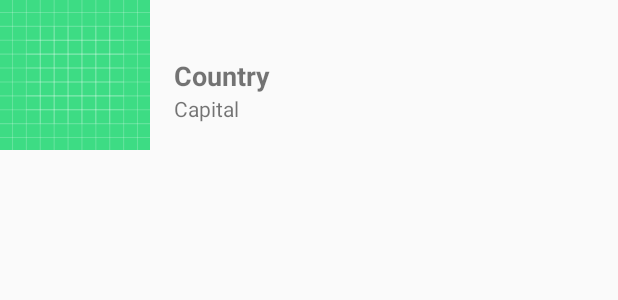
After one commit to Henrythai/CountryApp, an Android app: the layout item_country.xml on its own in the app's theme, with its tools: preview values and no code run, on a phone screen of 412 x 824 dp. The commit adds this screen. Shown: the top 300 px of the screen. Run offline under Robolectric (Android 15) with nearby library versions, the phone set to English and light mode, and no system bars.

Commit message:
update change

```diff
--- a/app/build.gradle
+++ b/app/build.gradle
@@ -42,7 +42,7 @@ dependencies {
     //retrofit
     implementation 'com.squareup.retrofit2:retrofit:2.7.2'
     implementation "com.squareup.retrofit2:converter-moshi:2.4.0"
-    implementation 'com.squareup.retrofit2:adapter-rxjava:2.7.2'
+    implementation "com.github.akarnokd:rxjava3-retrofit-adapter:3.0.0"
 
     //rxjava 3
     implementation 'io.reactivex.rxjava3:rxandroid:3.0.0'
--- a/app/src/main/AndroidManifest.xml
+++ b/app/src/main/AndroidManifest.xml
@@ -2,7 +2,9 @@
 <manifest xmlns:android="http://schemas.android.com/apk/res/android"
     package="com.example.countryapp">
 
+    <uses-permission android:name="android.permission.INTERNET" />
     <application
+        android:name=".App"
         android:allowBackup="true"
         android:icon="@mipmap/ic_launcher"
         android:label="@string/app_name"
--- /dev/null
+++ b/app/src/main/res/layout/item_country.xml
@@ -0,0 +1,40 @@
+<?xml version="1.0" encoding="utf-8"?>
+<androidx.constraintlayout.widget.ConstraintLayout xmlns:android="http://schemas.android.com/apk/res/android"
+    xmlns:app="http://schemas.android.com/apk/res-auto"
+    xmlns:tools="http://schemas.android.com/tools"
+    android:layout_width="match_parent"
+    android:layout_height="@dimen/layout_height">
+
+    <ImageView
+        android:id="@+id/imgFlag"
+        android:layout_width="100dp"
+        android:layout_height="0dp"
+        android:src="@drawable/ic_launcher_background"
+        app:layout_constraintBottom_toBottomOf="parent"
+        app:layout_constraintStart_toStartOf="parent"
+        app:layout_constraintTop_toTopOf="parent" />
+
+    <TextView
+        android:id="@+id/tvName"
+        style="@style/TextTitle"
+        android:layout_width="wrap_content"
+        android:layout_height="wrap_content"
+        android:layout_marginStart="16dp"
+        android:layout_marginLeft="16dp"
+        android:text="Country"
+        app:layout_constraintBottom_toBottomOf="parent"
+        app:layout_constraintStart_toEndOf="@+id/imgFlag"
+        app:layout_constraintTop_toTopOf="parent" />
+
+    <TextView
+        android:id="@+id/tvCapital"
+        style="@style/TextBody"
+        android:layout_width="wrap_content"
+        android:layout_height="wrap_content"
+        android:layout_marginStart="16dp"
+        android:layout_marginLeft="16dp"
+        android:text="Capital"
+        app:layout_constraintStart_toEndOf="@+id/imgFlag"
+        app:layout_constraintTop_toBottomOf="@+id/tvName" />
+
+</androidx.constraintlayout.widget.ConstraintLayout>
--- /dev/null
+++ b/app/src/main/res/values/dimens.xml
@@ -0,0 +1,4 @@
+<?xml version="1.0" encoding="utf-8"?>
+<resources>
+    <dimen name="layout_height">100dp</dimen>
+</resources>
--- a/app/src/main/res/values/strings.xml
+++ b/app/src/main/res/values/strings.xml
@@ -1,3 +1,4 @@
 <resources>
     <string name="app_name">CountryApp</string>
+    <string name="text_error">Some Errors occurred</string>
 </resources>
--- a/app/src/main/res/values/styles.xml
+++ b/app/src/main/res/values/styles.xml
@@ -8,4 +8,12 @@
         <item name="colorAccent">@color/colorAccent</item>
     </style>
 
+    <style name="TextTitle">
+        <item name="android:textSize">18sp</item>
+        <item name="android:textStyle">bold</item>
+    </style>
+
+    <style name="TextBody">
+        <item name="android:textSize">14sp</item>
+    </style>
 </resources>
```
Also changed, not shown: app/src/main/java/com/example/countryapp/App.kt (added, +11 -0 lines), app/src/main/java/com/example/countryapp/Di/CountryComponent.kt (added, +10 -0 lines), app/src/main/java/com/example/countryapp/Di/CountryServiceModule.kt (added, +16 -0 lines), app/src/main/java/com/example/countryapp/Model/CountriesApi.kt (added, +10 -0 lines), app/src/main/java/com/example/countryapp/Model/Country.kt (+10 -1 lines), app/src/main/java/com/example/countryapp/Model/CountryService.kt (added, +26 -0 lines), app/src/main/java/com/example/countryapp/Util/ImageUtil.kt (added, +31 -0 lines), app/src/main/java/com/example/countryapp/View/CountryAdapter.kt (added, +45 -0 lines), app/src/main/java/com/example/countryapp/View/MainActivity.kt (+64 -0 lines), app/src/main/java/com/example/countryapp/ViewModel/MainActivityViewModel.kt (+36 -2 lines), app/src/main/java/com/example/countryapp/ViewModel/MainActivityViewModelFactory.kt (added, +18 -0 lines), app/src/main/res/layout/activity_main.xml (+39 -8 lines), 1 other file.
